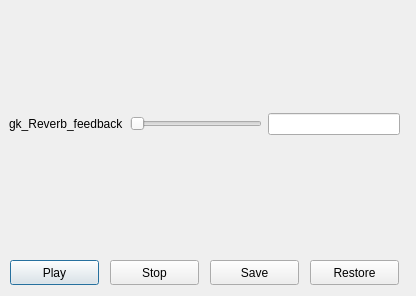
gogins/csound-extended, file playpen/examples/sierpinski/sierpinski_csound_qt.ui: the form before one commit.
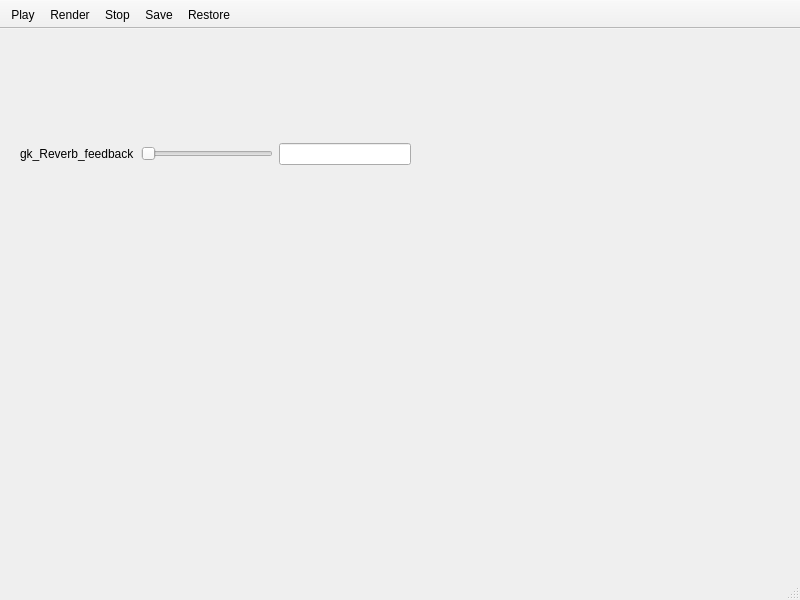
The form after the commit.

Patch:
```diff
--- a/playpen/examples/sierpinski/sierpinski_csound_qt.ui
+++ b/playpen/examples/sierpinski/sierpinski_csound_qt.ui
@@ -1,102 +1,115 @@
 <?xml version="1.0" encoding="UTF-8"?>
 <ui version="4.0">
- <class>Dialog</class>
- <widget class="QDialog" name="Dialog">
+ <class>MainWindow</class>
+ <widget class="QMainWindow" name="MainWindow">
   <property name="geometry">
    <rect>
     <x>0</x>
     <y>0</y>
-    <width>416</width>
-    <height>296</height>
+    <width>800</width>
+    <height>600</height>
    </rect>
   </property>
   <property name="windowTitle">
    <string>Dialog</string>
   </property>
-  <widget class="QPushButton" name="play_button">
-   <property name="geometry">
-    <rect>
-     <x>10</x>
-     <y>260</y>
-     <width>89</width>
-     <height>25</height>
-    </rect>
+  <widget class="QWidget" name="centralwidget">
+   <widget class="QWidget" name="gridLayoutWidget">
+    <property name="geometry">
+     <rect>
+      <x>20</x>
+      <y>10</y>
+      <width>391</width>
+      <height>231</height>
+     </rect>
+    </property>
+    <layout class="QGridLayout" name="gridLayout">
+     <item row="0" column="1">
+      <widget class="QSlider" name="gk_Reverb_feedback">
+       <property name="toolTip">
+        <string extracomment="csound"/>
+       </property>
+       <property name="maximum">
+        <number>100</number>
+       </property>
+       <property name="orientation">
+        <enum>Qt::Horizontal</enum>
+       </property>
+      </widget>
+     </item>
+     <item row="0" column="0">
+      <widget class="QLabel" name="label">
+       <property name="text">
+        <string>gk_Reverb_feedback</string>
+       </property>
+      </widget>
+     </item>
+     <item row="0" column="2">
+      <widget class="QLineEdit" name="gk_Reverb_feedback_value"/>
+     </item>
+    </layout>
+   </widget>
+  </widget>
+  <widget class="QStatusBar" name="statusbar"/>
+  <widget class="QToolBar" name="toolBar">
+   <property name="windowTitle">
+    <string>toolBar</string>
    </property>
+   <property name="movable">
+    <bool>false</bool>
+   </property>
+   <attribute name="toolBarArea">
+    <enum>TopToolBarArea</enum>
+   </attribute>
+   <attribute name="toolBarBreak">
+    <bool>false</bool>
+   </attribute>
+   <addaction name="actionPlay"/>
+   <addaction name="actionRender"/>
+   <addaction name="actionStop"/>
+   <addaction name="actionSave"/>
+   <addaction name="actionRestore"/>
+  </widget>
+  <action name="actionPlay">
    <property name="text">
     <string>Play</string>
    </property>
-  </widget>
-  <widget class="QPushButton" name="stop_button">
-   <property name="geometry">
-    <rect>
-     <x>110</x>
-     <y>260</y>
-     <width>89</width>
-     <height>25</height>
-    </rect>
+   <property name="toolTip">
+    <string>Play audio</string>
    </property>
+  </action>
+  <action name="actionRender">
+   <property name="text">
+    <string>Render</string>
+   </property>
+   <property name="toolTip">
+    <string>Render to soundfile, post-process, and play</string>
+   </property>
+  </action>
+  <action name="actionStop">
    <property name="text">
     <string>Stop</string>
    </property>
-  </widget>
-  <widget class="QPushButton" name="save_button">
-   <property name="geometry">
-    <rect>
-     <x>210</x>
-     <y>260</y>
-     <width>89</width>
-     <height>25</height>
-    </rect>
+   <property name="toolTip">
+    <string>Stop performance</string>
    </property>
+  </action>
+  <action name="actionSave">
    <property name="text">
     <string>Save</string>
    </property>
-  </widget>
-  <widget class="QPushButton" name="restore_button">
-   <property name="geometry">
-    <rect>
-     <x>310</x>
-     <y>260</y>
-     <width>89</width>
-     <height>25</height>
-    </rect>
+   <property name="toolTip">
+    <string>Save channel values</string>
    </property>
+  </action>
+  <action name="actionRestore">
    <property name="text">
     <string>Restore</string>
    </property>
-  </widget>
-  <widget class="QWidget" name="gridLayoutWidget">
-   <property name="geometry">
-    <rect>
-     <x>9</x>
-     <y>9</y>
-     <width>391</width>
-     <height>231</height>
-    </rect>
+   <property name="toolTip">
+    <string>Restore saved channel values</string>
    </property>
-   <layout class="QGridLayout" name="gridLayout">
-    <item row="0" column="1">
-     <widget class="QSlider" name="gk_Reverb_feedback">
-      <property name="maximum">
-       <number>100</number>
-      </property>
-      <property name="orientation">
-       <enum>Qt::Horizontal</enum>
-      </property>
-     </widget>
-    </item>
-    <item row="0" column="0">
-     <widget class="QLabel" name="label">
-      <property name="text">
-       <string>gk_Reverb_feedback</string>
-      </property>
-     </widget>
-    </item>
-    <item row="0" column="2">
-     <widget class="QLineEdit" name="gk_Reverb_feedback_value"/>
-    </item>
-   </layout>
-  </widget>
+  </action>
  </widget>
  <resources/>
  <connections>
```
Left out of the diff: 21 changed lines with no effect on the pictures.
